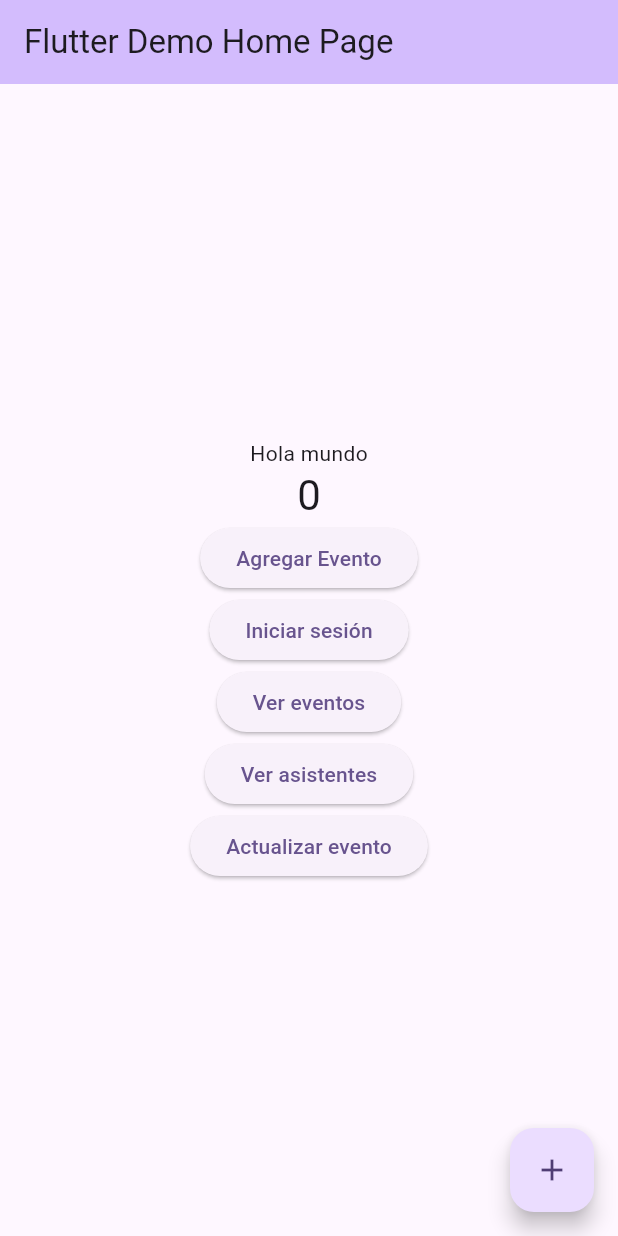
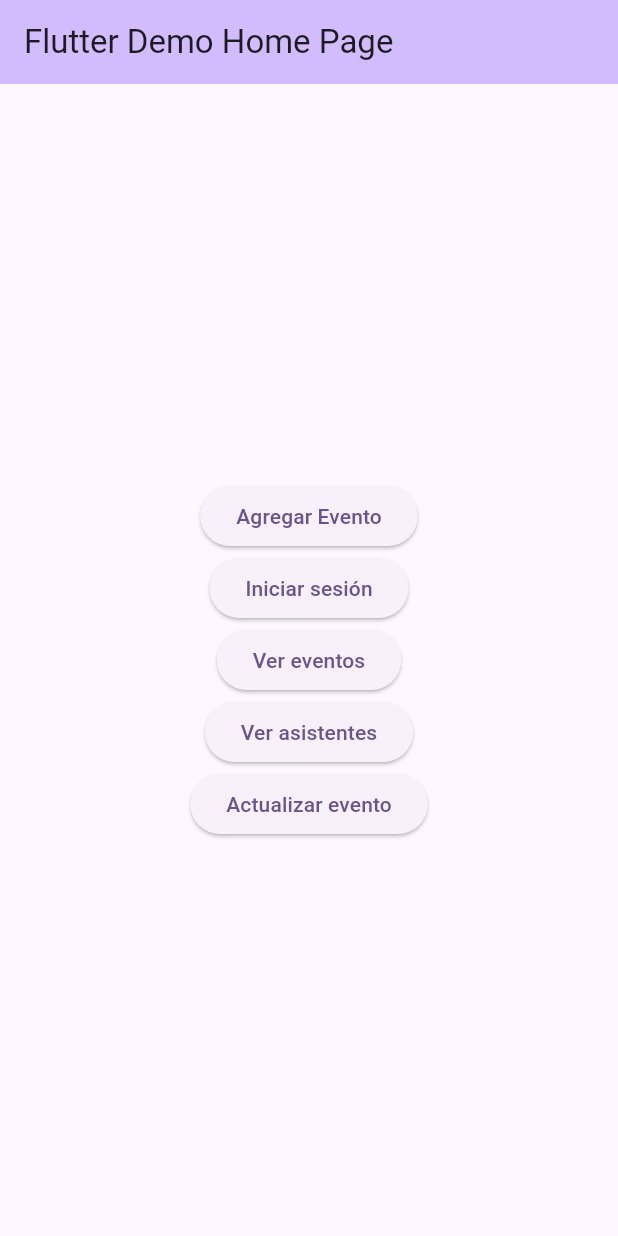
Before and after one commit to Juanipis/dance_club_comuna_8, a Flutter app: the screen it shows after launch, on a phone screen of 412 x 824 dp. Run offline on Flutter 3.47's test engine with Material 3 defaults, Android fonts, the phone set to English and light mode, and no system bars; our stand-ins replace bloc, cloud_firestore, equatable, firebase_auth, firebase_core, flutter_bloc and 1 more; accounts and stored records are empty.

Commit message:
chore(main): removed some content

```diff
--- a/lib/main.dart
+++ b/lib/main.dart
@@ -64,14 +64,6 @@ class MyHomePage extends StatefulWidget {
 }
 
 class _MyHomePageState extends State<MyHomePage> {
-  int _counter = 0;
-
-  void _incrementCounter() {
-    setState(() {
-      _counter++;
-    });
-  }
-
   @override
   Widget build(BuildContext context) {
     return Scaffold(
@@ -83,13 +75,6 @@ class _MyHomePageState extends State<MyHomePage> {
         child: Column(
           mainAxisAlignment: MainAxisAlignment.center,
           children: <Widget>[
-            const Text(
-              'Hola mundo',
-            ),
-            Text(
-              '$_counter',
-              style: Theme.of(context).textTheme.headlineMedium,
-            ),
             ElevatedButton(
               onPressed: () {
                 Navigator.push(
@@ -138,11 +123,6 @@ class _MyHomePageState extends State<MyHomePage> {
           ],
         ),
       ),
-      floatingActionButton: FloatingActionButton(
-        onPressed: _incrementCounter,
-        tooltip: 'Increment',
-        child: const Icon(Icons.add),
-      ),
     );
   }
 }
```
